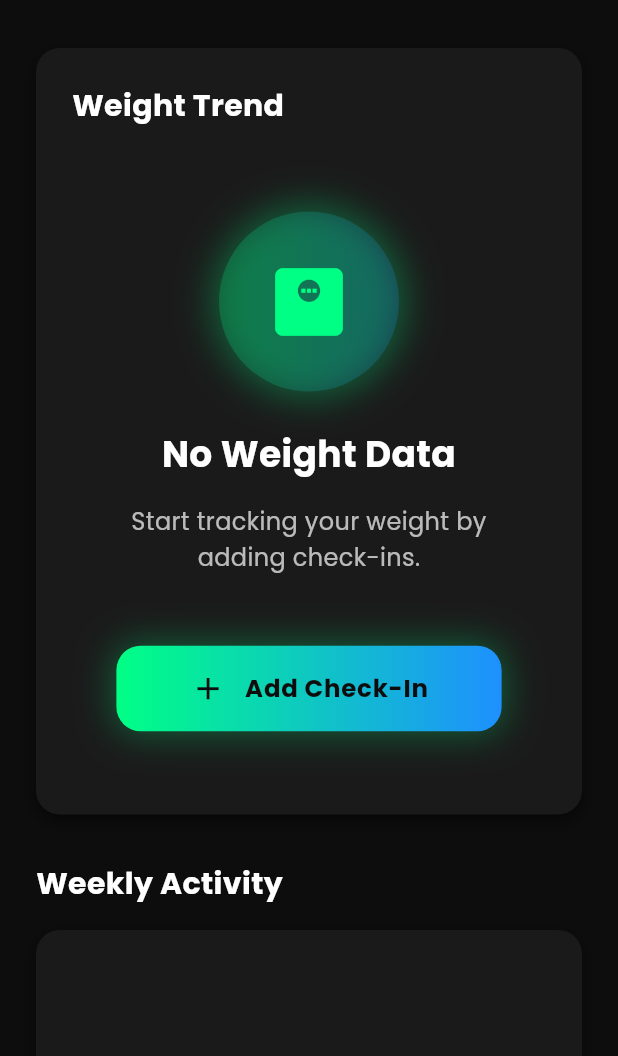
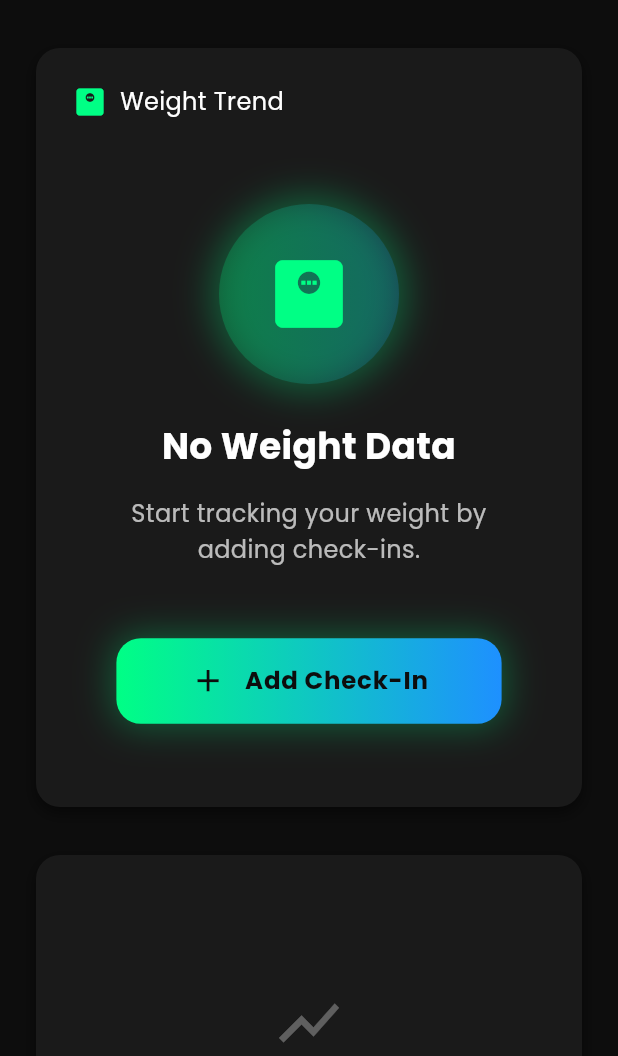
Before and after one commit to axcool99/fitlife-app, a Flutter app: the ProgressScreen screen opened by its route, on a phone screen of 412 x 824 dp, the part 180-1236 px from its top. Run offline on Flutter 3.47's test engine with Material 3 defaults, Android fonts, the phone set to English and light mode, and no system bars; our stand-ins replace cloud_firestore, firebase_auth, firebase_core, fl_chart, google_fonts; accounts and stored records are empty.

Commit message:
Refactor: Unified card layouts for Home and Progress screens, improved Weight Trend chart

```diff
--- a/lib/progress_screen.dart
+++ b/lib/progress_screen.dart
@@ -125,82 +125,113 @@ class _ProgressScreenState extends State<ProgressScreen> {
                             child: Column(
                               crossAxisAlignment: CrossAxisAlignment.start,
                               children: [
+                              Row(
+                                children: [
+                                  Icon(
+                                    Icons.monitor_weight,
+                                    color: FitLifeTheme.accentGreen,
+                                    size: 24,
+                                  ),
+                                  const SizedBox(width: FitLifeTheme.spacingS),
                                   AppText(
                                     'Weight Trend',
-                                  type: AppTextType.headingSmall,
+                                    type: AppTextType.bodyLarge,
                                     color: FitLifeTheme.primaryText,
                                     useCleanStyle: true,
+                                  ),
+                                ],
                               ),
                                 const SizedBox(height: FitLifeTheme.spacingL),
                                 if (hasRecentCheckIns) ...[
                                   SizedBox(
-                                    height: 100,
+                                    height: 200,
                                     child: LineChart(
                                       LineChartData(
-                                        gridData: FlGridData(show: false), // Transparent background, no grid lines
+                                        gridData: FlGridData(
+                                          show: true,
+                                          drawVerticalLine: false,
+                                          horizontalInterval: 5,
+                                          getDrawingHorizontalLine: (value) {
+                                            return FlLine(
+                                              color: FitLifeTheme.dividerColor,
+                                              strokeWidth: 1,
+                                            );
+                                          },
+                                        ),
                                         titlesData: FlTitlesData(
-                                          leftTitles: AxisTitles(
-                                            sideTitles: SideTitles(showTitles: false), // Hide Y-axis labels for clean look
-                                          ),
+                                          show: true,
+                                          rightTitles: AxisTitles(sideTitles: SideTitles(showTitles: false)),
+                                          topTitles: AxisTitles(sideTitles: SideTitles(showTitles: false)),
                                           bottomTitles: AxisTitles(
                                             sideTitles: SideTitles(
                                               showTitles: true,
+                                              reservedSize: 30,
+                                              interval: 1,
                                               getTitlesWidget: (value, meta) {
-                                                // Calculate the actual date for this data point
-                                                // i=0 is 6 days ago, i=6 is today
-                                                final daysAgo = 6 - value.toInt();
-                                                final targetDate = DateTime.now().subtract(Duration(days: daysAgo));
-                                                final dayNames = ['Sun', 'Mon', 'Tue', 'Wed', 'Thu', 'Fri', 'Sat'];
-                                                final dayName = dayNames[targetDate.weekday % 7]; // weekday is 1-7 (Mon-Sun), adjust for array index
-
+                                                final dayIndex = value.toInt();
+                                                if (dayIndex >= 0 && dayIndex < 7) {
+                                                  final date = DateTime.now().subtract(Duration(days: 6 - dayIndex));
+                                                  final weekday = ['M', 'T', 'W', 'T', 'F', 'S', 'S'][date.weekday - 1];
                                                   return Padding(
                                                     padding: const EdgeInsets.only(top: 8.0),
-                                                  child: AppText(
-                                                    dayName,
-                                                    type: AppTextType.bodySmall,
+                                                    child: Text(
+                                                      weekday,
+                                                      style: TextStyle(
                                                         color: FitLifeTheme.primaryText.withOpacity(0.6),
-                                                    useCleanStyle: true,
+                                                        fontSize: 12,
+                                                      ),
+                                                    ),
+                                                  );
+                                                }
+                                                return const Text('');
+                                              },
+                                            ),
+                                          ),
+                                          leftTitles: AxisTitles(
+                                            sideTitles: SideTitles(
+                                              showTitles: true,
+                                              interval: 10,
+                                              reservedSize: 50,
+                                              getTitlesWidget: (value, meta) {
+                                                return Text(
+                                                  '${value.toInt()}kg',
+                                                  style: TextStyle(
+                                                    color: FitLifeTheme.primaryText.withOpacity(0.6),
+                                                    fontSize: 12,
                                                   ),
                                                 );
                                               },
                                             ),
                                           ),
-                                          topTitles: AxisTitles(sideTitles: SideTitles(showTitles: false)),
-                                          rightTitles: AxisTitles(sideTitles: SideTitles(showTitles: false)),
                                         ),
-                                        borderData: FlBorderData(show: false), // No border around chart
+                                        borderData: FlBorderData(show: false),
                                         lineBarsData: [
                                           LineChartBarData(
-                                            spots: _generateWeightChartData(weightData), // Data points sorted by date
-                                            isCurved: true, // Smooth curved line for better visual appeal
-                                            color: FitLifeTheme.accentGreen, // Line color matches theme
-                                            barWidth: 3, // Line thickness
+                                            spots: _generateWeightChartData(weightData),
+                                            isCurved: true,
+                                            color: FitLifeTheme.accentGreen,
+                                            barWidth: 3,
+                                            isStrokeCapRound: true,
                                             dotData: FlDotData(
-                                              show: true, // Show dots at each check-in point
-                                              getDotPainter: (spot, percent, barData, index) =>
-                                                  FlDotCirclePainter(
-                                                    radius: 4, // Small dot size
-                                                    color: FitLifeTheme.accentGreen, // Changed to accentGreen for consistency
+                                              show: true,
+                                              getDotPainter: (spot, percent, barData, index) {
+                                                return FlDotCirclePainter(
+                                                  radius: 4,
+                                                  color: FitLifeTheme.accentGreen,
                                                   strokeWidth: 2,
-                                                    strokeColor: FitLifeTheme.surfaceColor, // Subtle border
-                                                  ),
+                                                  strokeColor: FitLifeTheme.background,
+                                                );
+                                              },
                                             ),
                                             belowBarData: BarAreaData(
-                                              show: true, // Enable gradient fill under the line
-                                              gradient: LinearGradient(
-                                                begin: Alignment.topCenter,
-                                                end: Alignment.bottomCenter,
-                                                colors: [
-                                                  FitLifeTheme.accentGreen.withOpacity(0.3), // Semi-transparent at top
-                                                  FitLifeTheme.accentGreen.withOpacity(0.0), // Fully transparent at bottom
-                                                ],
-                                              ),
+                                              show: true,
+                                              color: FitLifeTheme.accentGreen.withOpacity(0.1),
                                             ),
                                           ),
                                         ],
                                         lineTouchData: LineTouchData(
                                           enabled: true,
-                                          handleBuiltInTouches: false, // Disable built-in touch handling
+                                          handleBuiltInTouches: false,
                                           getTouchedSpotIndicator: (barData, spotIndexes) {
                                             return spotIndexes.map((spotIndex) {
                                               return TouchedSpotIndicatorData(
@@ -225,9 +256,9 @@ class _ProgressScreenState extends State<ProgressScreen> {
                                             getTooltipItems: (touchedSpots) {
                                               return touchedSpots.map((touchedSpot) {
                                                 final value = touchedSpot.y;
-                                                if (value == 0) return null; // Don't show zero values
+                                                if (value == 0) return null;
                                                 return LineTooltipItem(
-                                                  '${value.toStringAsFixed(1)}',
+                                                  '${value.toStringAsFixed(1)}kg',
                                                   TextStyle(
                                                     color: FitLifeTheme.textSecondary,
                                                     fontSize: 10,
@@ -263,18 +294,11 @@ class _ProgressScreenState extends State<ProgressScreen> {
 
                   const SizedBox(height: FitLifeTheme.spacingXL),
 
-                  // Weekly Activity Section
+                  // Activity Charts
                   FadeInAnimation(
                     child: Column(
                       crossAxisAlignment: CrossAxisAlignment.start,
                       children: [
-                        AppText(
-                          'Weekly Activity',
-                          type: AppTextType.headingSmall,
-                          color: FitLifeTheme.primaryText,
-                          useCleanStyle: true,
-                        ),
-                        const SizedBox(height: FitLifeTheme.spacingM),
                         _buildCaloriesChart(),
                         const SizedBox(height: FitLifeTheme.spacingL),
                         _buildWorkoutFrequencyChart(),
```
Lines whose indentation alone changed are shown as unchanged.
